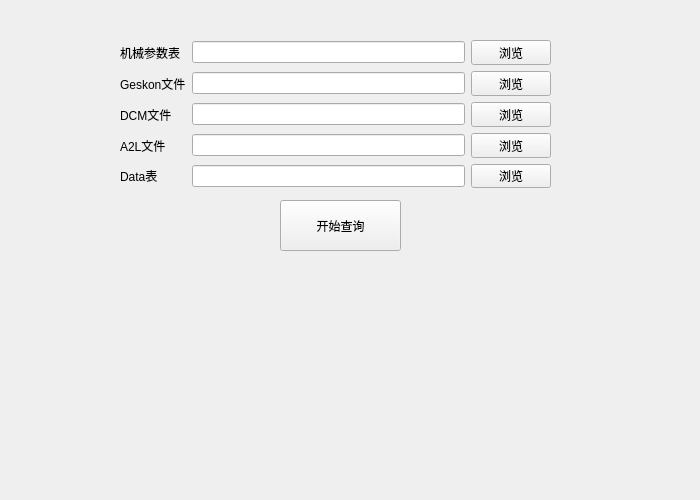
Old version of the form form_demo.ui in the repository 395020539/UIdataQuery_json.
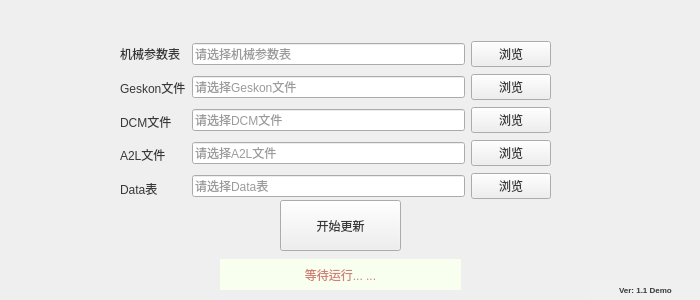
New version of the form.

```diff
--- a/form_demo.ui
+++ b/form_demo.ui
@@ -7,19 +7,19 @@
     <x>0</x>
     <y>0</y>
     <width>700</width>
-    <height>500</height>
+    <height>300</height>
    </rect>
   </property>
   <property name="minimumSize">
    <size>
     <width>700</width>
-    <height>500</height>
+    <height>300</height>
    </size>
   </property>
   <property name="maximumSize">
    <size>
     <width>700</width>
-    <height>1200</height>
+    <height>500</height>
    </size>
   </property>
   <property name="windowTitle">
@@ -28,6 +28,10 @@
   <property name="windowOpacity">
    <double>6.000000000000000</double>
   </property>
+  <property name="styleSheet">
+   <string notr="true">font: 700 9pt &quot;Segoe UI&quot;;
+color: rgb(56, 56, 56);</string>
+  </property>
   <widget class="QPushButton" name="startbtn">
    <property name="geometry">
     <rect>
@@ -46,8 +50,11 @@
    <property name="whatsThis">
     <string/>
    </property>
+   <property name="styleSheet">
+    <string notr="true"/>
+   </property>
    <property name="text">
-    <string>开始查询</string>
+    <string>开始更新</string>
    </property>
   </widget>
   <widget class="QWidget" name="layoutWidget">
@@ -56,12 +63,15 @@
      <x>120</x>
      <y>40</y>
      <width>431</width>
-     <height>148</height>
+     <height>163</height>
     </rect>
    </property>
    <layout class="QGridLayout" name="gridLayout_2">
     <item row="0" column="0">
      <widget class="QLabel" name="label">
+      <property name="styleSheet">
+       <string notr="true"/>
+      </property>
       <property name="text">
        <string>机械参数表</string>
       </property>
@@ -74,6 +84,12 @@
         <property name="autoFillBackground">
          <bool>false</bool>
         </property>
+        <property name="text">
+         <string/>
+        </property>
+        <property name="placeholderText">
+         <string>请选择机械参数表</string>
+        </property>
        </widget>
       </item>
       <item row="0" column="1">
@@ -84,16 +100,44 @@
        </widget>
       </item>
       <item row="1" column="0">
-       <widget class="QLineEdit" name="lineEdit_2"/>
+       <widget class="QLineEdit" name="lineEdit_2">
+        <property name="text">
+         <string/>
+        </property>
+        <property name="placeholderText">
+         <string>请选择Geskon文件</string>
+        </property>
+       </widget>
       </item>
       <item row="2" column="0">
-       <widget class="QLineEdit" name="lineEdit_3"/>
+       <widget class="QLineEdit" name="lineEdit_3">
+        <property name="text">
+         <string/>
+        </property>
+        <property name="placeholderText">
+         <string>请选择DCM文件</string>
+        </property>
+       </widget>
       </item>
       <item row="3" column="0">
-       <widget class="QLineEdit" name="lineEdit_4"/>
+       <widget class="QLineEdit" name="lineEdit_4">
+        <property name="text">
+         <string/>
+        </property>
+        <property name="placeholderText">
+         <string>请选择A2L文件</string>
+        </property>
+       </widget>
       </item>
       <item row="4" column="0">
-       <widget class="QLineEdit" name="lineEdit_5"/>
+       <widget class="QLineEdit" name="lineEdit_5">
+        <property name="text">
+         <string/>
+        </property>
+        <property name="placeholderText">
+         <string>请选择Data表</string>
+        </property>
+       </widget>
       </item>
       <item row="1" column="1">
        <widget class="QPushButton" name="pushButton">
@@ -127,6 +171,9 @@
     </item>
     <item row="1" column="0">
      <widget class="QLabel" name="label_2">
+      <property name="styleSheet">
+       <string notr="true"/>
+      </property>
       <property name="text">
        <string>Geskon文件</string>
       </property>
@@ -155,6 +202,69 @@
     </item>
    </layout>
   </widget>
+  <widget class="QLineEdit" name="lineEdit_info">
+   <property name="enabled">
+    <bool>false</bool>
+   </property>
+   <property name="geometry">
+    <rect>
+     <x>220</x>
+     <y>259</y>
+     <width>241</width>
+     <height>31</height>
+    </rect>
+   </property>
+   <property name="styleSheet">
+    <string notr="true">background-color: rgb(248, 255, 239);
+color: rgb(170, 0, 0);
+font: 700 9pt &quot;Microsoft YaHei UI&quot;;
+border: none;</string>
+   </property>
+   <property name="text">
+    <string/>
+   </property>
+   <property name="alignment">
+    <set>Qt::AlignCenter</set>
+   </property>
+   <property name="readOnly">
+    <bool>false</bool>
+   </property>
+   <property name="placeholderText">
+    <string>等待运行... ...</string>
+   </property>
+  </widget>
+  <widget class="QLineEdit" name="lineEdit_ver">
+   <property name="enabled">
+    <bool>false</bool>
+   </property>
+   <property name="geometry">
+    <rect>
+     <x>590</x>
+     <y>280</y>
+     <width>113</width>
+     <height>20</height>
+    </rect>
+   </property>
+   <property name="font">
+    <font>
+     <family>Microsoft YaHei UI</family>
+     <pointsize>6</pointsize>
+     <italic>false</italic>
+     <bold>true</bold>
+    </font>
+   </property>
+   <property name="styleSheet">
+    <string notr="true">font: 700 6pt &quot;Microsoft YaHei UI&quot;;
+background-color: rgb(240, 240, 240);
+border: none;</string>
+   </property>
+   <property name="text">
+    <string>Ver: 1.1 Demo</string>
+   </property>
+   <property name="alignment">
+    <set>Qt::AlignCenter</set>
+   </property>
+  </widget>
  </widget>
  <resources/>
  <connections/>
```
Left out of the diff: 2 changed lines with no effect on the pictures.
